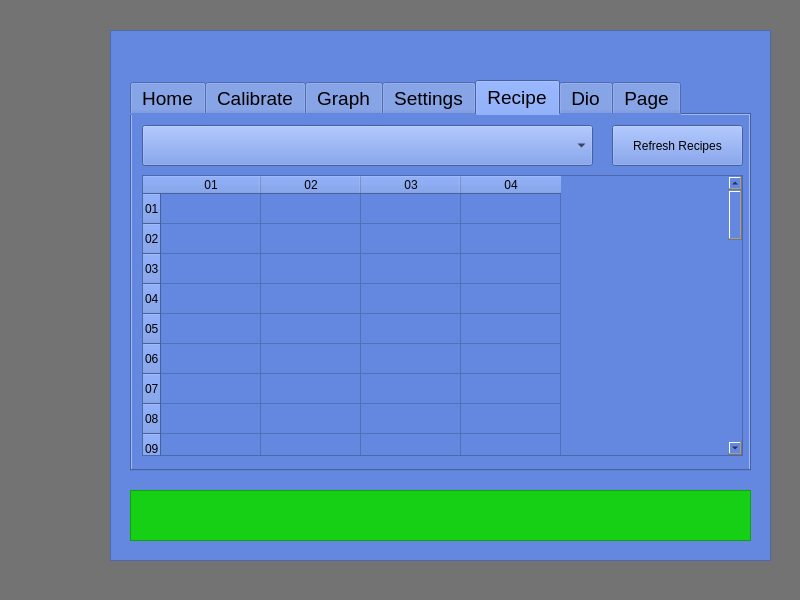
Above: flowscale/forms/mainwindow.ui from sigurgeirg/sandbox before the change. Below: the same form after it.
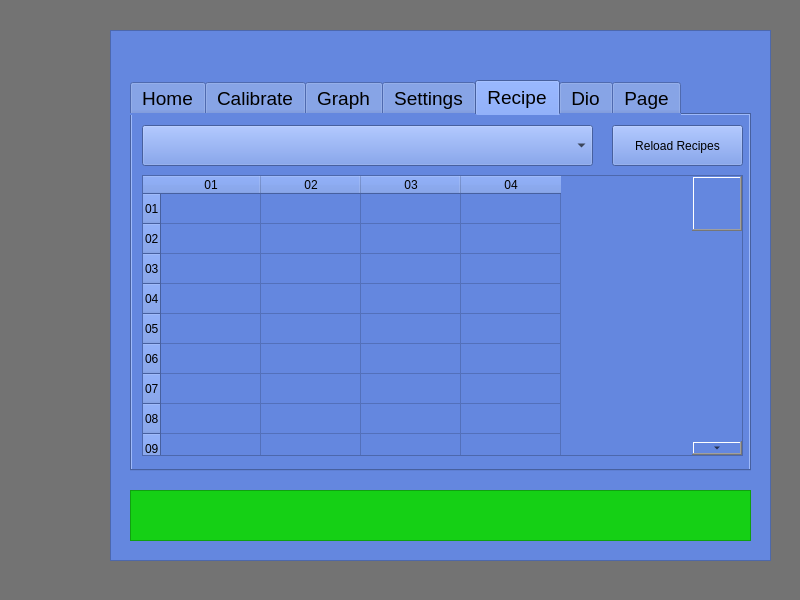
That is the form after the change. The open tabs and pages were chosen to show the change. Custom widgets are drawn as their Qt base class.

Commit message: Managed to find out why program overloaded and crashed at 100% CPU and fixed it. Went far with the part that has to do with the recipe switching and cleared up the code for future work.

The edit to the form file:
```diff
--- a/flowscale/forms/mainwindow.ui
+++ b/flowscale/forms/mainwindow.ui
@@ -570,7 +570,7 @@
       <bool>false</bool>
      </property>
      <property name="styleSheet">
-      <string notr="true">background-color: rgb(100, 135, 223);</string>
+      <string notr="true">QScrollBar:vertical {min-width: 50px; margin-right: 20px;}</string>
      </property>
      <property name="tabPosition">
       <enum>QTabWidget::North</enum>
@@ -1492,7 +1492,7 @@
         </rect>
        </property>
        <property name="text">
-        <string>Refresh Recipes</string>
+        <string>Reload Recipes</string>
        </property>
       </widget>
       <widget class="QComboBox" name="cbRecipeMenu">
```
Left out of the diff: 33 changed lines with no effect on the pictures. The commit also changes 7 other files.
